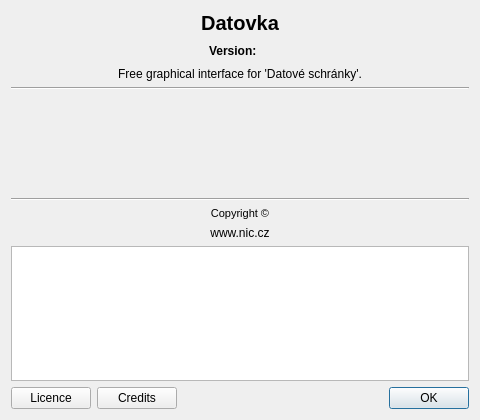
psakar/datovka, file src/gui/ui/dlg_about.ui: the form before one commit.
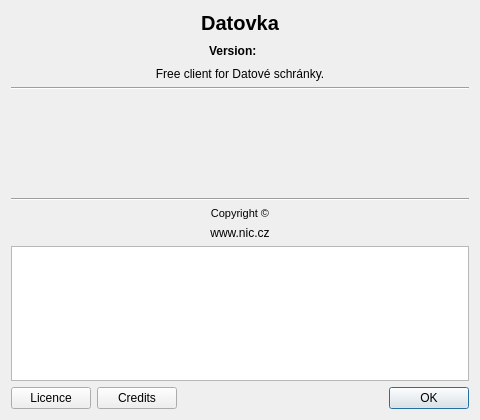
The form after the commit.

Commit message:
Replaced 'interface' by 'client' in application name.
Updated Czech translation.

```diff
--- a/src/gui/ui/dlg_about.ui
+++ b/src/gui/ui/dlg_about.ui
@@ -104,7 +104,7 @@
    <item>
     <widget class="QLabel" name="labelInfo">
      <property name="text">
-      <string>Free graphical interface for 'Datové schránky'.</string>
+      <string>Free client for Datové schránky.</string>
      </property>
      <property name="alignment">
       <set>Qt::AlignCenter</set>
```
The commit also changes 3 other files.
